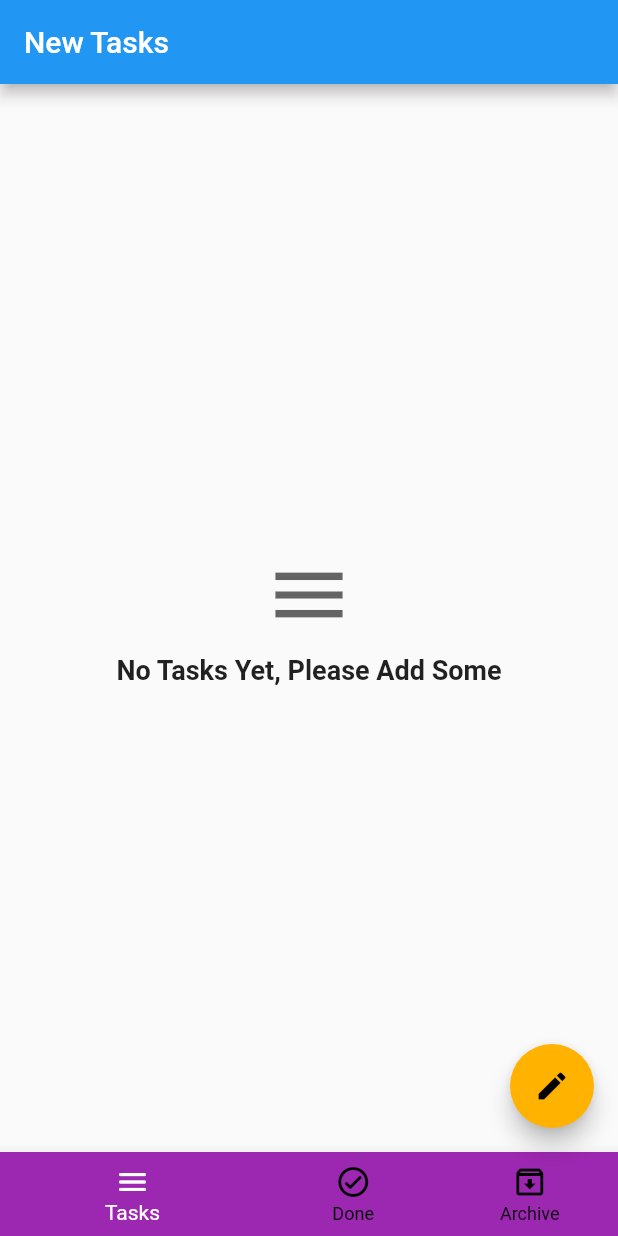
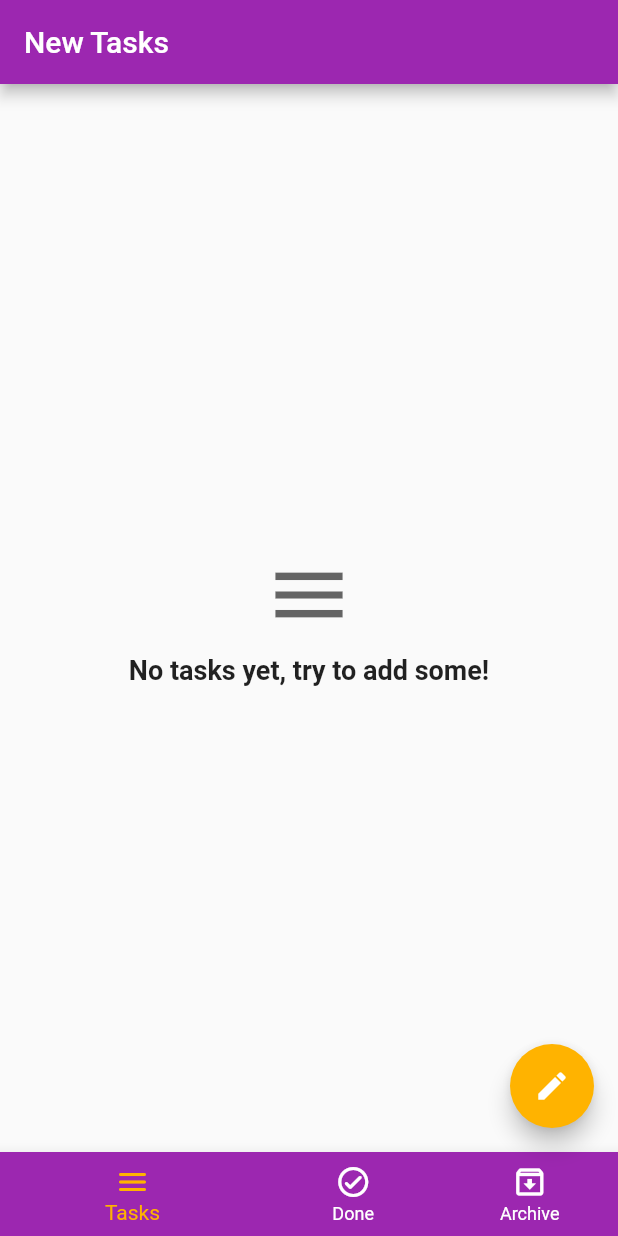
Before and after one commit to a7madZ3Dev/ToDo_App, a Flutter app: the screen it shows after launch, on a phone screen of 412 x 824 dp. Run offline on Flutter 3.47's test engine with Material 2 defaults, Android fonts, the phone set to English and light mode, and no system bars; our stand-ins replace bloc, conditional_builder_null_safety, flutter_bloc, sqflite; accounts and stored records are empty.

Commit message:
new version of packages

```diff
--- a/lib/layout/home_layout.dart
+++ b/lib/layout/home_layout.dart
@@ -1,7 +1,7 @@
 import 'package:intl/intl.dart';
 import 'package:flutter/material.dart';
 import 'package:flutter_bloc/flutter_bloc.dart';
-import 'package:conditional_builder/conditional_builder.dart';
+import 'package:conditional_builder_null_safety/conditional_builder_null_safety.dart';
 
 import '../shared/cubit/cubit.dart';
 import '../shared/cubit/states.dart';
@@ -25,7 +25,7 @@ class Home extends StatelessWidget {
         '$kStatusColumn': '$kStatusNew'
       });
       AppCubit.get(context).changeFloatingActionButtonState(false);
-      //Navigator.of(context).pop();
+      Navigator.of(context).pop();
       timeController.clear();
       dateController.clear();
       titleController.clear();
@@ -33,7 +33,7 @@ class Home extends StatelessWidget {
         SnackBar(
           content: Text('The Task Was Added With Success',
               textAlign: TextAlign.center),
-          backgroundColor: Colors.black,
+          backgroundColor: Colors.green[300],
         ),
       );
     }
@@ -43,12 +43,15 @@ class Home extends StatelessWidget {
   void _addTask(BuildContext context) {
     scaffoldKey.currentState!
         .showBottomSheet(
-          (context) => WillPopScope(
+          (context) => // handle back button
+              WillPopScope(
             onWillPop: () async {
+              if (AppCubit.get(context).isBottomSheetShown) {
                 AppCubit.get(context).changeFloatingActionButtonState(false);
                 timeController.clear();
                 dateController.clear();
                 titleController.clear();
+              }
               return true;
             },
             child: Container(
@@ -72,8 +75,10 @@ class Home extends StatelessWidget {
                           return 'title must not be empty';
                         }
                       },
+                      textInputAction: TextInputAction.none,
                       label: 'Task Title',
                       prefix: Icons.title,
+                      context: context,
                     ),
                     SizedBox(
                       height: 15.0,
@@ -101,7 +106,11 @@ class Home extends StatelessWidget {
                         });
                       },
                       label: 'Task Date',
-                        prefix: Icons.calendar_today),
+                      prefix: Icons.calendar_today,
+                      showCursor: false,
+                      readOnly: true,
+                      context: context,
+                    ),
                     SizedBox(
                       height: 15.0,
                     ),
@@ -113,10 +122,10 @@ class Home extends StatelessWidget {
                           return 'time must not be empty';
                         }
                       },
-                      textInputAction: TextInputAction.done,
-                      onSubmit: (_) {
-                        return submitFunction(context);
-                      },
+                      // textInputAction: TextInputAction.done,
+                      // onSubmit: (_) {
+                      //   return submitFunction(context);
+                      // },
                       onTap: () {
                         showTimePicker(
                                 context: context, initialTime: TimeOfDay.now())
@@ -129,6 +138,9 @@ class Home extends StatelessWidget {
                       },
                       label: 'Task Time',
                       prefix: Icons.watch_later_outlined,
+                      showCursor: false,
+                      readOnly: true,
+                      context: context,
                     ),
                     SizedBox(height: 15.0),
                     defaultButton(
@@ -146,6 +158,7 @@ class Home extends StatelessWidget {
         )
         .closed
         .then((value) {
+      // when close bottom sheet by finger
       AppCubit.get(context).changeFloatingActionButtonState(false);
       timeController.clear();
       dateController.clear();
@@ -158,31 +171,29 @@ class Home extends StatelessWidget {
     return BlocProvider<AppCubit>(
       create: (BuildContext context) => AppCubit()..getFromDataBase(),
       child: BlocConsumer<AppCubit, AppStates>(
-          listener: (BuildContext context, AppStates state) {
-        if (state is AppInsertDatabaseState) {
-          Navigator.of(context).pop();
-        }
-      }, builder: (BuildContext context, AppStates state) {
+          listener: (BuildContext context, AppStates state) {},
+          builder: (BuildContext context, AppStates state) {
             AppCubit appCubit = AppCubit.get(context);
             return Scaffold(
               key: scaffoldKey,
               appBar: AppBar(
-            title: Text(
-                appCubit.pages[appCubit.selectedPageIndex]['title'] as String),
-            automaticallyImplyLeading: false,
+                title: Text(appCubit.pages[appCubit.selectedPageIndex]['title']
+                    as String),
+                automaticallyImplyLeading: false, // deleting back arrow
               ),
               body: ConditionalBuilder(
                 condition: state is! AppGetDatabaseLoadingState,
-            builder: (context) =>
-                appCubit.pages[appCubit.selectedPageIndex]['page'] as Widget,
-            fallback: (context) => Center(child: CircularProgressIndicator()),
+                builder: (context) => appCubit.pages[appCubit.selectedPageIndex]
+                    ['page'] as Widget,
+                fallback: (context) =>
+                    Center(child: CircularProgressIndicator()),
               ),
               bottomNavigationBar: BottomNavigationBar(
                 onTap: appCubit.changeIndex,
                 backgroundColor: Theme.of(context).primaryColor,
                 showUnselectedLabels: true,
-            unselectedItemColor: Colors.black,
-            selectedItemColor: Colors.white,
+                unselectedItemColor: Colors.white,
+                selectedItemColor: Theme.of(context).colorScheme.secondary,
                 currentIndex: appCubit.selectedPageIndex,
                 type: BottomNavigationBarType.shifting,
                 items: [
@@ -204,9 +215,11 @@ class Home extends StatelessWidget {
                 ],
               ),
               floatingActionButton: FloatingActionButton(
-            child: Icon(appCubit.isBottomSheetShown ? Icons.close : Icons.edit),
+                child: Icon(
+                    appCubit.isBottomSheetShown ? Icons.close : Icons.edit),
                 onPressed: () {
                   if (appCubit.isBottomSheetShown) {
+                    // when close bottom sheet by press floating Action Button
                     appCubit.changeFloatingActionButtonState(false);
                     Navigator.of(context).pop();
                     timeController.clear();
--- a/lib/main.dart
+++ b/lib/main.dart
@@ -20,8 +20,18 @@ class MyApp extends StatelessWidget {
       title: 'ToDo App',
       debugShowCheckedModeBanner: false,
       theme: ThemeData(
-        primaryColor: Colors.purple,
-        accentColor: Colors.amber[600],
+        appBarTheme: AppBarTheme(backgroundColor: Colors.purple),
+        primarySwatch: Colors.purple,
+        colorScheme:
+            ColorScheme.fromSwatch().copyWith(secondary: Colors.amber[600]),
+        inputDecorationTheme: const InputDecorationTheme(
+          focusedBorder: OutlineInputBorder(
+              borderSide: BorderSide(width: 3, color: Colors.purple)),
+          floatingLabelStyle: TextStyle(color: Colors.purple),
+        ),
+        textSelectionTheme: TextSelectionThemeData(
+          cursorColor: Colors.amber[600],
+        ),
         visualDensity: VisualDensity.adaptivePlatformDensity,
       ),
       home: Home(),
--- a/lib/modules/archive_tasks/archive_tasks.dart
+++ b/lib/modules/archive_tasks/archive_tasks.dart
@@ -1,6 +1,6 @@
 import 'package:flutter/material.dart';
 import 'package:flutter_bloc/flutter_bloc.dart';
-import 'package:conditional_builder/conditional_builder.dart';
+import 'package:conditional_builder_null_safety/conditional_builder_null_safety.dart';
 
 import '../../shared/cubit/cubit.dart';
 import '../../shared/cubit/states.dart';
--- a/lib/modules/done_tasks/done_tasks.dart
+++ b/lib/modules/done_tasks/done_tasks.dart
@@ -1,6 +1,6 @@
 import 'package:flutter/material.dart';
 import 'package:flutter_bloc/flutter_bloc.dart';
-import 'package:conditional_builder/conditional_builder.dart';
+import 'package:conditional_builder_null_safety/conditional_builder_null_safety.dart';
 
 import '../../shared/cubit/cubit.dart';
 import '../../shared/cubit/states.dart';
--- a/lib/modules/tasks/tasks.dart
+++ b/lib/modules/tasks/tasks.dart
@@ -1,6 +1,6 @@
 import 'package:flutter/material.dart';
 import 'package:flutter_bloc/flutter_bloc.dart';
-import 'package:conditional_builder/conditional_builder.dart';
+import 'package:conditional_builder_null_safety/conditional_builder_null_safety.dart';
 
 import '../../shared/cubit/cubit.dart';
 import '../../shared/cubit/states.dart';
@@ -16,7 +16,7 @@ class Tasks extends StatelessWidget {
         builder: (context, state) {
           return ConditionalBuilder(
             condition: appCubit.newTasks.length > 0,
-            fallback: (context) => NoTasks(),
+            fallback: (context) => NoTasks(text: 'Tasks',),
             builder: (context) => Container(
               child: ListView.separated(
                 itemCount: appCubit.newTasks.length,
--- a/lib/shared/components/components.dart
+++ b/lib/shared/components/components.dart
@@ -45,9 +45,10 @@ Widget defaultFormField({
   VoidCallback? suffixPressed,
   bool isClickable = true,
   bool readOnly = false,
-  bool showCursor = false,
+  bool showCursor = true,
   FocusNode? focusNodeField,
   TextInputAction textInputAction = TextInputAction.next,
+  BuildContext? context,
 }) =>
     TextFormField(
       controller: controller,
@@ -66,6 +67,7 @@ Widget defaultFormField({
         labelText: label,
         prefixIcon: Icon(
           prefix,
+          color: Theme.of(context!).colorScheme.secondary,
         ),
         suffixIcon: suffix != null
             ? IconButton(
@@ -109,7 +111,7 @@ class SingleTaskItem extends StatelessWidget {
       key: ValueKey(id),
       background: Container(
         width: 40,
-        color: Colors.green,
+        color: Colors.green[400],
         child: Icon(
           Icons.check_circle_outline_rounded,
           color: Colors.white,
@@ -124,7 +126,7 @@ class SingleTaskItem extends StatelessWidget {
       ),
       secondaryBackground: Container(
         width: 40,
-        color: Theme.of(context).accentColor,
+        color: Theme.of(context).colorScheme.secondary,
         child: Icon(
           Icons.archive,
           color: Colors.white,
@@ -143,7 +145,7 @@ class SingleTaskItem extends StatelessWidget {
               ? DismissDirection.endToStart
               : DismissDirection.horizontal,
       confirmDismiss: (direction) async {
-        return await showDialog<bool>(
+        return showDialog<bool>(
           context: context,
           builder: (ctx) => AlertDialog(
             title: Text('Are you sure !!'),
@@ -185,7 +187,7 @@ class SingleTaskItem extends StatelessWidget {
             children: [
               CircleAvatar(
                 radius: 30,
-                backgroundColor: Theme.of(context).accentColor,
+                backgroundColor: Theme.of(context).colorScheme.secondary,
                 child: Padding(
                   padding: const EdgeInsets.all(3.0),
                   child: Text(
@@ -202,9 +204,9 @@ class SingleTaskItem extends StatelessWidget {
                 padding: const EdgeInsets.only(left: 6.0),
                 child: SizedBox(
                   width: 2.0,
-                  height: 38.0,
+                  height: 45.0,
                   child: Container(
-                    color: Colors.black54,
+                    color: Theme.of(context).primaryColor,
                   ),
                 ),
               ),
@@ -240,8 +242,9 @@ class SingleTaskItem extends StatelessWidget {
 
 // no items yet in UI
 class NoTasks extends StatelessWidget {
+  final String? text;
   const NoTasks({
-    Key? key,
+    Key? key, this.text,
   }) : super(key: key);
 
   @override
@@ -257,8 +260,8 @@ class NoTasks extends StatelessWidget {
             color: Colors.black.withOpacity(0.6),
           ),
           SizedBox(height: 10.0),
-          Text(
-            'No Tasks Yet, Please Add Some',
+          Text( text == 'Tasks' ?
+            'No tasks yet, try to add some!' : 'No tasks yet',
             style: TextStyle(
               fontSize: 18.0,
               fontWeight: FontWeight.w600,
--- a/lib/shared/helpers/data_helper.dart
+++ b/lib/shared/helpers/data_helper.dart
@@ -12,8 +12,8 @@ class DBHelper {
         onCreate: (db, version) {
       return db
           .execute(
-              'CREATE TABLE if not exists $kTableName(id INTEGER PRIMARY KEY, $kTitleColumn TEXT, $kDateColumn TEXT, $kTimeColumn TEXT, $kStatusColumn TEXT)')
-          .then((value) => print('dataBase & Tasks table created'));
+              'CREATE TABLE IF NOT EXISTS $kTableName(id INTEGER PRIMARY KEY, $kTitleColumn TEXT, $kDateColumn TEXT, $kTimeColumn TEXT, $kStatusColumn TEXT)')
+          .then((value) => print('DataBase & Tasks table created'));
     });
   }
 
--- a/pubspec.yaml
+++ b/pubspec.yaml
@@ -27,9 +27,9 @@ dependencies:
   sqflite: ^2.0.0+3
   path: ^1.8.0
   intl: ^0.17.0
-  conditional_builder: ^1.0.2
-  bloc: ^7.0.0
-  flutter_bloc: ^7.0.0
+  conditional_builder_null_safety: ^0.0.6
+  bloc: ^8.0.3
+  flutter_bloc: ^8.0.3
 
   # The following adds the Cupertino Icons font to your application.
   # Use with the CupertinoIcons class for iOS style icons.
```
Also changed, not shown: lib/modules/counter/counter.dart (deleted, +0 -68 lines), lib/modules/counter/cubit/cubit.dart (deleted, +0 -22 lines), lib/modules/counter/cubit/states.dart (deleted, +0 -13 lines), lib/shared/cubit/states.dart (line endings or trailing spaces), pubspec.lock, 3 other files. Lines whose indentation alone changed are shown as unchanged.
